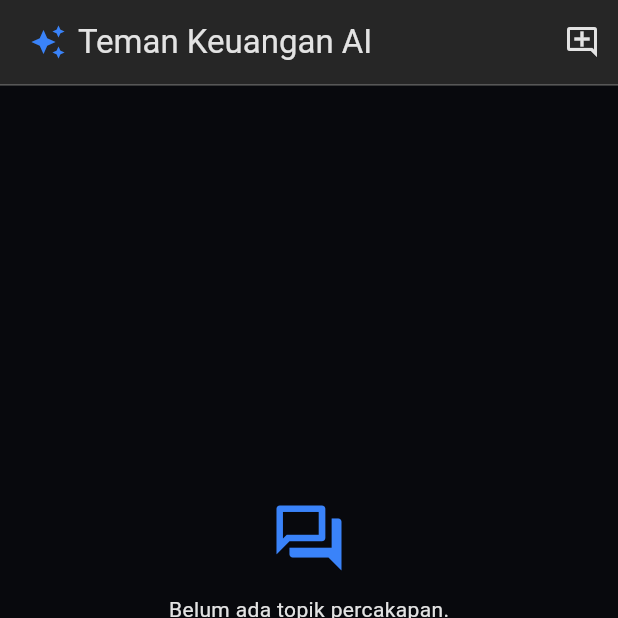
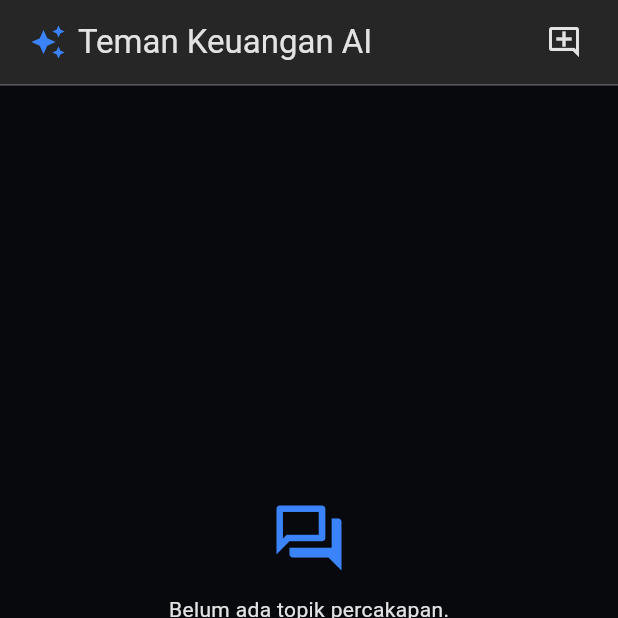
Before and after one commit to Garaku-kuyashi/APP-Manajemen-Keuangan, a Flutter app: the screen it shows once a user with an empty profile is signed in, item 2 of the bottom bar chosen, on a phone screen of 412 x 824 dp, the top half of it. Run offline on Flutter 3.47's test engine with Material 3 defaults, Android fonts, the phone set to English and light mode, and no system bars; our stand-ins replace cloud_firestore, equatable, firebase_auth, firebase_core, flutter_bloc, get_it and 1 more; accounts and stored records are empty; generated files the repository leaves out were written again.

Commit message:
style: standardizing margin at header

```diff
--- a/lib/features/chat/presentation/pages/chat_page.dart
+++ b/lib/features/chat/presentation/pages/chat_page.dart
@@ -231,10 +231,13 @@ class _ChatPageState extends State<ChatPage> {
           ),
         ),
         actions: [
-          IconButton(
-            tooltip: 'Topik baru',
-            onPressed: _isSending ? null : _startNewTopic,
-            icon: const Icon(Icons.add_comment_outlined),
+          Padding(
+            padding: const EdgeInsets.only(right: 12),
+            child: IconButton(
+              tooltip: 'Topik baru',
+              onPressed: _isSending ? null : _startNewTopic,
+              icon: const Icon(Icons.add_comment_outlined),
+            ),
           ),
         ],
       ),
```
